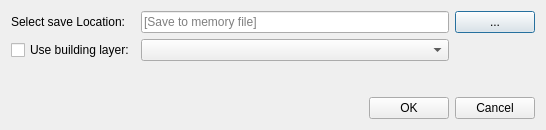
Qt form CreateNew_dialog_base.ui (spacesyntax/UrbanDataInputTool) before a commit.
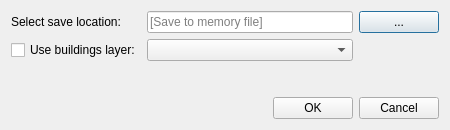
The same form after that commit.

Patch:
```diff
--- a/CreateNew_dialog_base.ui
+++ b/CreateNew_dialog_base.ui
@@ -6,7 +6,7 @@
    <rect>
     <x>0</x>
     <y>0</y>
-    <width>546</width>
+    <width>450</width>
     <height>130</height>
    </rect>
   </property>
@@ -18,7 +18,7 @@
   </property>
   <property name="minimumSize">
    <size>
-    <width>0</width>
+    <width>250</width>
     <height>130</height>
    </size>
   </property>
@@ -31,10 +31,21 @@
   <property name="windowTitle">
    <string>Create new frontage layer</string>
   </property>
-  <layout class="QVBoxLayout" name="verticalLayout">
-   <item>
     <layout class="QGridLayout" name="gridLayout">
-     <item row="1" column="3">
+   <item row="0" column="0">
+    <widget class="QLabel" name="label">
+     <property name="sizePolicy">
+      <sizepolicy hsizetype="Maximum" vsizetype="Maximum">
+       <horstretch>0</horstretch>
+       <verstretch>0</verstretch>
+      </sizepolicy>
+     </property>
+     <property name="text">
+      <string>Select save location:</string>
+     </property>
+    </widget>
+   </item>
+   <item row="0" column="3">
       <widget class="QPushButton" name="pushButtonSelectLocation">
        <property name="sizePolicy">
         <sizepolicy hsizetype="Maximum" vsizetype="Fixed">
@@ -47,79 +58,64 @@
        </property>
       </widget>
      </item>
-     <item row="2" column="1" colspan="2">
-      <widget class="QComboBox" name="selectLUCombo"/>
-     </item>
      <item row="1" column="0">
-      <widget class="QLabel" name="label">
-       <property name="sizePolicy">
-        <sizepolicy hsizetype="Maximum" vsizetype="Maximum">
-         <horstretch>0</horstretch>
-         <verstretch>0</verstretch>
-        </sizepolicy>
+    <widget class="QCheckBox" name="createNewFileCheckBox">
+     <property name="enabled">
+      <bool>true</bool>
        </property>
        <property name="text">
-        <string>Select save Location:</string>
+      <string>Use buildings layer:</string>
        </property>
       </widget>
      </item>
-     <item row="4" column="3">
-      <widget class="QPushButton" name="closePopUpButton">
-       <property name="sizePolicy">
-        <sizepolicy hsizetype="Maximum" vsizetype="Fixed">
-         <horstretch>0</horstretch>
-         <verstretch>0</verstretch>
-        </sizepolicy>
-       </property>
-       <property name="text">
-        <string>Cancel</string>
-       </property>
-      </widget>
-     </item>
-     <item row="3" column="2">
+   <item row="2" column="2">
       <spacer name="verticalSpacer">
        <property name="orientation">
         <enum>Qt::Vertical</enum>
        </property>
        <property name="sizeHint" stdset="0">
         <size>
-         <width>20</width>
-         <height>20</height>
+       <width>66</width>
+       <height>12</height>
         </size>
        </property>
       </spacer>
      </item>
-     <item row="2" column="0">
-      <widget class="QCheckBox" name="createNewFileCheckBox">
-       <property name="enabled">
-        <bool>true</bool>
+   <item row="3" column="2">
+    <widget class="QPushButton" name="pushButtonNewFileDLG">
+     <property name="sizePolicy">
+      <sizepolicy hsizetype="Maximum" vsizetype="Fixed">
+       <horstretch>0</horstretch>
+       <verstretch>0</verstretch>
+      </sizepolicy>
        </property>
        <property name="text">
-        <string>Use building layer:</string>
+      <string>OK</string>
+     </property>
+    </widget>
+   </item>
+   <item row="3" column="3">
+    <widget class="QPushButton" name="closePopUpButton">
+     <property name="sizePolicy">
+      <sizepolicy hsizetype="Maximum" vsizetype="Fixed">
+       <horstretch>0</horstretch>
+       <verstretch>0</verstretch>
+      </sizepolicy>
+     </property>
+     <property name="text">
+      <string>Cancel</string>
        </property>
       </widget>
      </item>
      <item row="1" column="1" colspan="2">
+    <widget class="QComboBox" name="selectLUCombo"/>
+   </item>
+   <item row="0" column="1" colspan="2">
       <widget class="QLineEdit" name="lineEditFrontages">
        <property name="placeholderText">
         <string>[Save to memory file]</string>
        </property>
       </widget>
-     </item>
-     <item row="4" column="2">
-      <widget class="QPushButton" name="pushButtonNewFileDLG">
-       <property name="sizePolicy">
-        <sizepolicy hsizetype="Maximum" vsizetype="Fixed">
-         <horstretch>0</horstretch>
-         <verstretch>0</verstretch>
-        </sizepolicy>
-       </property>
-       <property name="text">
-        <string>OK</string>
-       </property>
-      </widget>
-     </item>
-    </layout>
    </item>
   </layout>
  </widget>
```
Lines whose indentation alone changed are shown as unchanged.
